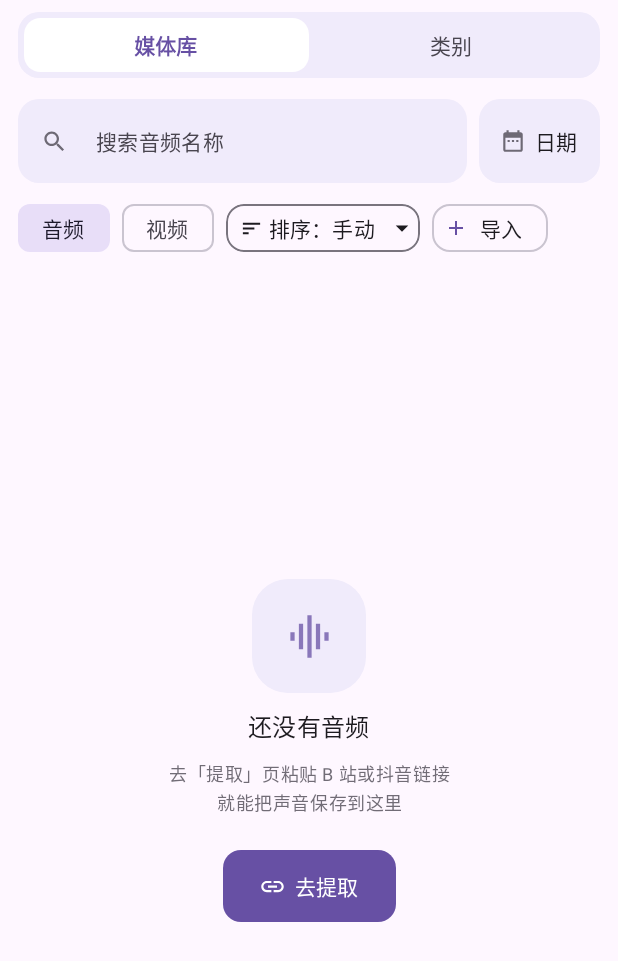
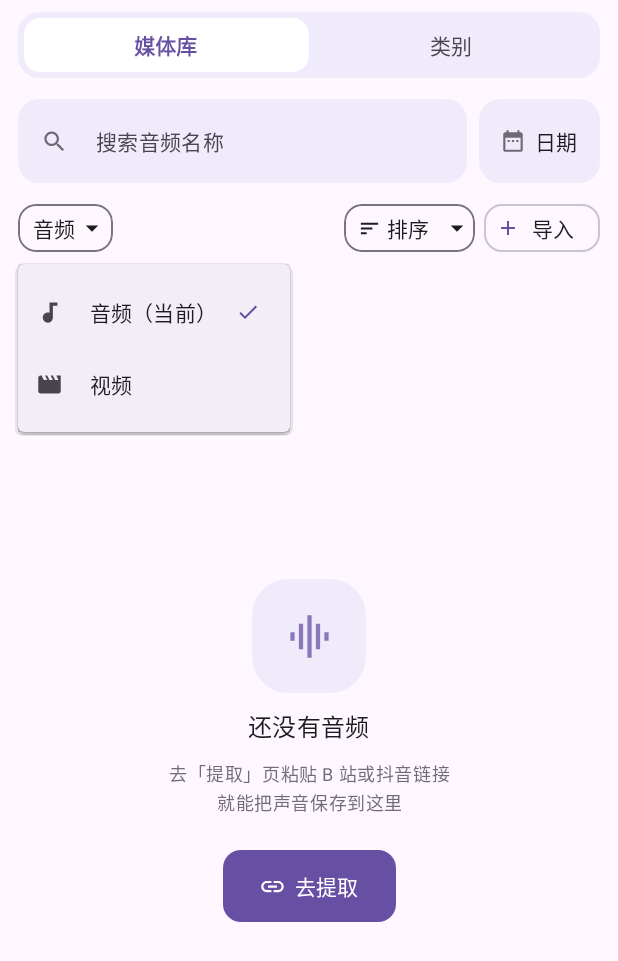
Before and after one commit to luckyrichor/GetMedia, an Android app built with Jetpack Compose: the composable LibraryScreenV2 shown on its own in the app's theme, after a tap on "音频", on a phone screen of 412 x 824 dp. Shown: the top 961 px of the screen. Run offline under Robolectric (Android 15) with nearby library versions, the phone set to English and light mode, and no system bars; our stand-ins replace Room's generated code; pictures from the network do not load; 8 statements that could not run were skipped.

Commit message:
媒体库工具栏改版 + 提示条可关闭（0.1.21 / versionCode 22）
工具栏
- 音频/视频两个 chip 合并成一个下拉按钮（KindPicker），按钮上只留当前类型 + 下拉箭头
- 一行布局改为「类型 …… 显示画面 · 排序 · 导入」：中间弹性空白把后三个推到右边，
  导入贴最右；切到视频只是在排序左侧多出「显示画面」，排序与导入的位置一个像素都不动
- 窄屏（<352dp）或字体 >120% 时退回 FlowRow 换行，避免「排序」被挤出屏幕
- 排序按钮文案收成「排序」，字段名在下拉里标「（当前）」，读屏仍读完整说法

提示条
- 新增 ui/components/NoticeBar.kt：深色圆角条 + 右上角 48dp 热区「×」，点掉立刻消失，
  不再等 2–4 秒自动消失挡画面；深色主题加细描边、自带 12dp 外边距
- 媒体库、提取页、批量提取页三处统一换用 NoticeHost

测试
- LibraryToolbarLayoutTest 按真机 384dp 断言：两种模式下排序/导入 bounds 逐值相同、
  三/四个控件同一行、显示画面在排序左侧、导入右边缘贴容器右边
- 新增 NoticeBarTest：点「×」后 currentSnackbarData 为 null；无回调时不画「×」；亮/暗截图

数字：free 359 / full 566 单测全过；lint 0 error 26 warning；
scan_leaks --all 通过；scan_forbidden heavy 扫 free 源码与 free APK 通过。

```diff
--- a/android/app/src/main/java/com/getmedia/app/ui/screen/ExtractScreen.kt
+++ b/android/app/src/main/java/com/getmedia/app/ui/screen/ExtractScreen.kt
@@ -38,6 +38,7 @@ import androidx.lifecycle.ViewModelProvider
 import androidx.lifecycle.viewModelScope
 import androidx.lifecycle.viewmodel.compose.viewModel
 import com.getmedia.app.data.local.MediaKind
+import com.getmedia.app.ui.components.NoticeHost
 import com.getmedia.app.data.local.TrackEntity
 import com.getmedia.app.data.repo.ErrorText
 import com.getmedia.app.data.repo.TrackRepository
@@ -235,7 +236,8 @@ fun ExtractScreen(prefill: String? = null, onSharedConsumed: () -> Unit = {}) {
 
     Scaffold(
         containerColor = Color.Transparent,
-        snackbarHost = { SnackbarHost(snackbar) },
+        // 提示条右上角带「×」：提取失败等原因不用等它自己消失。
+        snackbarHost = { NoticeHost(snackbar) },
     ) { padding ->
         Column(Modifier.fillMaxSize().padding(padding).verticalScroll(rememberScrollState()).padding(horizontal = 20.dp, vertical = 12.dp), verticalArrangement = Arrangement.spacedBy(12.dp)) {
             Text(
--- a/android/app/src/main/java/com/getmedia/app/ui/screen/LibraryScreenV2.kt
+++ b/android/app/src/main/java/com/getmedia/app/ui/screen/LibraryScreenV2.kt
@@ -36,6 +36,7 @@ import com.getmedia.app.ui.components.uiAccentContainer
 import com.getmedia.app.ui.components.uiCardColor
 import com.getmedia.app.ui.components.uiHairline
 import com.getmedia.app.ui.components.uiMuted
+import com.getmedia.app.ui.components.NoticeHost
 import androidx.compose.foundation.selection.selectable
 import androidx.compose.ui.semantics.Role
 import androidx.compose.ui.semantics.contentDescription
@@ -151,7 +152,10 @@ private fun SortChip(
     var menu by remember { mutableStateOf(false) }
     // 和旁边的「云端同步」「导入」保持同一套外观：透明底 + outline 描边 + 12dp 圆角 + 32dp 高。
     val shape = RoundedCornerShape(12.dp)
-    Box(Modifier.testTag(LibraryToolbarTags.SORT).heightIn(min = 48.dp)) {
+    Box(
+        Modifier.testTag(LibraryToolbarTags.SORT).heightIn(min = 48.dp)
+            .semantics { contentDescription = "排序方式：${field.label}" },
+    ) {
         // 视觉只有 32dp 高（和旁边 chip 齐平），但点击热区撑到 48dp：
         // 上下各 8dp 的透明区域也能点，满足触控目标，不靠"看起来大"。
         Row(
@@ -168,8 +172,11 @@ private fun SortChip(
                     tint = MaterialTheme.colorScheme.onSurface,
                 )
                 Spacer(Modifier.width(4.dp))
-                // 按钮上写明「排序：手动」，不再只写字段名 —— 单独一个「手动」看不出是干什么的。
-                Text("排序：" + field.label, style = MaterialTheme.typography.labelLarge)
+                // 按钮上只写「排序」两个字，不带当前字段：
+                // 视频模式下这一行还要放「显示画面」，带上「：手动」会多占约 35dp，
+                // 正好把最后的按钮挤到第二行；当前字段在下拉里标着「（当前）」，
+                // 读屏也会读出完整说法（见外层 contentDescription）。
+                Text("排序", style = MaterialTheme.typography.labelLarge)
                 if (field != SortField.MANUAL) {
                     Spacer(Modifier.width(2.dp))
                     Icon(
@@ -216,15 +223,77 @@ private fun SortChip(
 }
 
 /**
- * 媒体库顶部的操作条：定时状态 + 「音频/视频」+ 排序 + 导入。
+ * 「音频 / 视频」合并成一个下拉按钮：按钮上只显示当前类型，点开再选另一个。
+ *
+ * 原来是两个并排的 FilterChip，白占一块宽度；切到视频又多一个「显示画面」，
+ * 一行放不下就把「导入」挤到第二行。合成一个按钮后省下的宽度正好留给「显示画面」。
+ * 始终有一个类型被选中，不存在「都不选」的状态；点当前类型不做任何事。
+ */
+@Composable
+private fun KindPicker(kind: MediaKind, onPickKind: (MediaKind) -> Unit) {
+    var menu by remember { mutableStateOf(false) }
+    val shape = RoundedCornerShape(12.dp)
+    // 和排序、导入同一套外观：透明底 + outline 描边 + 12dp 圆角 + 32dp 高，点击热区撑到 48dp。
+    Box(
+        Modifier.testTag(LibraryToolbarTags.KIND).heightIn(min = 48.dp).clickable { menu = true },
+        contentAlignment = Alignment.Center,
+    ) {
+        Row(
+            Modifier.height(32.dp).clip(shape)
+                .border(1.dp, MaterialTheme.colorScheme.outline, shape)
+                .padding(start = 10.dp, end = 4.dp),
+            verticalAlignment = Alignment.CenterVertically,
+        ) {
+            // 不放类型图标：这一段宽度要留给「显示画面」，光 2 个字的文字 + 下拉箭头
+            // 已经足够说明这是个切换器（图标 15dp + 间距 4dp 正好是差的那一点）。
+            Text(kindLabel(kind), style = MaterialTheme.typography.labelLarge)
+            Icon(
+                Icons.Default.ArrowDropDown, "切换音频或视频", Modifier.size(20.dp),
+                tint = MaterialTheme.colorScheme.onSurface,
+            )
+        }
+        DropdownMenu(expanded = menu, onDismissRequest = { menu = false }) {
+            MediaKind.entries.forEach { k ->
+                DropdownMenuItem(
+                    modifier = Modifier.testTag(LibraryToolbarTags.kind(k)),
+                    text = { Text(if (k == kind) "${kindLabel(k)}（当前）" else kindLabel(k)) },
+                    leadingIcon = {
+                        Icon(
+                            if (k == MediaKind.AUDIO) Icons.Default.Audiotrack else Icons.Default.Movie,
+                            null, Modifier.size(18.dp),
+                        )
+                    },
+                    trailingIcon = {
+                        if (k == kind) {
+                            Icon(
+                                Icons.Default.Check, null, Modifier.size(16.dp),
+                                tint = MaterialTheme.colorScheme.primary,
+                            )
+                        }
+                    },
+                    onClick = {
+                        menu = false
+                        if (k != kind) onPickKind(k)
+                    },
+                )
+            }
+        }
+    }
+}
+
+private fun kindLabel(kind: MediaKind) = if (kind == MediaKind.AUDIO) "音频" else "视频"
+
+/**
+ * 媒体库顶部的操作条：定时状态 + 「音频/视频」下拉 + 排序 + 导入（视频模式再加「显示画面」）。
  *
  * 单独抽出来是为了能在 JVM 上做渲染回归（320dp 窄屏、字体 200%、横屏），
  * 不必挂整个页面（整页依赖 Room 与播放器单例）。
  *
  * 布局约束（回归用例守住）：
  * - 定时状态**不能**和排序挤在同一行抢宽度；
- * - 「音频/视频」「排序」「导入」放在同一行，宽度不够（窄屏 / 字体 200%）时**整块**换行，
- *   换行由 [FlowRow] 处理，不会把任何一个按钮挤成 0 宽；
+ * - 一行从左到右是「类型 …… 显示画面 · 排序 · 导入」，中间那段空白把后三个推到右边，
+ *   **导入贴最右**；这样切到视频只是多出「显示画面」，排序与导入的位置一个字都不动；
+ * - 宽度不够（窄屏 / 字体 200%）时退回 [FlowRow] 换行，不会把任何一个按钮挤成 0 宽；
  * - 排序控件在任何宽度与字体缩放下都要完整可见、可点击，触控区 ≥ 48dp。
  */
 @OptIn(ExperimentalLayoutApi::class)
@@ -275,63 +344,62 @@ internal fun LibraryToolbar(
                 ) { Text("取消") }
             }
         }
-        // 「音频/视频」+ 排序 + 导入：同一行的 FlowRow，宽度不够时整块换行。
-        // 类型筛选原来是独立一行、还带个「全部」，既浪费一行又把左边距撑没了；
-        // 现在只留音频/视频两个、始终选中一个，和排序、导入并进一行。
-        // 定时条的开关只影响上面那一行，这一行的可用宽度不变，所以不会跟着跳。
+        // 一行布局：类型在左，中间一段弹性空白，后面「显示画面 · 排序 · 导入」右对齐，导入贴最右。
+        // 顺序是刻意这样排的：切到视频只在空白段里多插一个「显示画面」，
+        // 排序和导入因为是从右边算起，位置与音频模式完全一样，不抖也不换行。
+        BoxWithConstraints(Modifier.fillMaxWidth().testTag(LibraryToolbarTags.ROOT)) {
+            // 窄屏或大字体：四个控件按自然宽度加起来放不下，退回换行。
+            // 宁可多占一行，也不能把「排序」挤出屏幕（320dp + 字体 200% 是历史的真实故障）。
+            val stacked = maxWidth < 352.dp || LocalDensity.current.fontScale > 1.2f
+            val gap = 6.dp
+            if (stacked) {
                 FlowRow(
-            Modifier.fillMaxWidth().testTag(LibraryToolbarTags.ROOT),
-            horizontalArrangement = Arrangement.spacedBy(8.dp),
+                    Modifier.fillMaxWidth(),
+                    horizontalArrangement = Arrangement.spacedBy(gap),
                     verticalArrangement = Arrangement.spacedBy(4.dp),
                 ) {
-            // 二选一，点已选中的那个也不会取消 —— 没有「都不选」的状态。
-            MediaKind.entries.forEach { k ->
-                Box(Modifier.heightIn(min = 48.dp), contentAlignment = Alignment.Center) {
-                    FilterChip(
-                        selected = kind == k,
-                        onClick = { onPickKind(k) },
-                        label = {
-                            Text(
-                                if (k == MediaKind.AUDIO) "音频" else "视频",
-                                style = MaterialTheme.typography.labelLarge,
-                            )
-                        },
-                        modifier = Modifier.testTag(LibraryToolbarTags.kind(k)),
-                    )
-                }
-            }
-            // 视频 tab 专属：显示 / 不显示画面的全局开关。关掉后只出声不出画面。
+                    KindPicker(kind = kind, onPickKind = onPickKind)
                     if (kind == MediaKind.VIDEO) {
-                Box(Modifier.heightIn(min = 48.dp), contentAlignment = Alignment.Center) {
-                    FilterChip(
-                        selected = !videoDisplayEnabled,
-                        onClick = onToggleVideoDisplay,
-                        label = {
-                            Text(
-                                if (videoDisplayEnabled) "显示画面" else "不显示画面",
-                                style = MaterialTheme.typography.labelLarge,
-                            )
-                        },
-                        leadingIcon = {
-                            Icon(
-                                if (videoDisplayEnabled) Icons.Default.Visibility else Icons.Default.VisibilityOff,
-                                null,
-                                Modifier.size(16.dp),
-                            )
-                        },
-                        modifier = Modifier.testTag(LibraryToolbarTags.VIDEO_DISPLAY),
-                    )
-                }
-            }
-            // 排序：主体点一下翻转正/倒序，右侧小箭头点开字段下拉（手动才能长按拖动）。
+                        VideoDisplayChip(enabled = videoDisplayEnabled, onToggle = onToggleVideoDisplay)
+                    }
                     SortChip(
                         field = sortField,
                         ascending = sortAsc,
                         onToggleDirection = onToggleDirection,
                         onPickField = onPickField,
                     )
-            // 导入本地媒体：把系统文件选择器里选中的音频或视频复制进库。
-            // 外面包一层 48dp 高的盒子，和排序控件同高、居中对齐（FlowRow 行内没有 itemVerticalAlignment）。
+                    ImportChip(importing = importing, onImport = onImport)
+                }
+            } else {
+                Row(
+                    Modifier.fillMaxWidth(),
+                    horizontalArrangement = Arrangement.spacedBy(gap),
+                    verticalAlignment = Alignment.CenterVertically,
+                ) {
+                    KindPicker(kind = kind, onPickKind = onPickKind)
+                    // 弹性空白：吃掉中间所有余量，把后面三个推到右边；音频模式下这一段更长，
+                    // 排序/导入的横向位置不变。
+                    Spacer(Modifier.weight(1f))
+                    if (kind == MediaKind.VIDEO) {
+                        VideoDisplayChip(enabled = videoDisplayEnabled, onToggle = onToggleVideoDisplay)
+                    }
+                    SortChip(
+                        field = sortField,
+                        ascending = sortAsc,
+                        onToggleDirection = onToggleDirection,
+                        onPickField = onPickField,
+                    )
+                    ImportChip(importing = importing, onImport = onImport)
+                }
+            }
+        }
+    }
+}
+
+/** 导入本地媒体：把系统文件选择器里选中的音频或视频复制进库。 */
+@Composable
+private fun ImportChip(importing: Boolean, onImport: () -> Unit) {
+    // 外面包一层 48dp 高的盒子，和排序控件同高、居中对齐。
     Box(Modifier.heightIn(min = 48.dp), contentAlignment = Alignment.Center) {
         AssistChip(
             onClick = onImport,
@@ -343,6 +411,24 @@ internal fun LibraryToolbar(
         )
     }
 }
+
+/** 视频模式专属：显示 / 不显示画面的全局开关。关掉后只出声不出画面。 */
+@Composable
+private fun VideoDisplayChip(enabled: Boolean, onToggle: () -> Unit) {
+    Box(Modifier.heightIn(min = 48.dp), contentAlignment = Alignment.Center) {
+        FilterChip(
+            selected = !enabled,
+            onClick = onToggle,
+            label = {
+                Text(
+                    if (enabled) "显示画面" else "不显示画面",
+                    style = MaterialTheme.typography.labelLarge,
+                )
+            },
+            // 不放眼睛图标：图标 + 间距要占 26dp，384dp 宽的一行里正是差这一点。
+            // 文案「显示画面 / 不显示画面」本身已经说得很清楚。
+            modifier = Modifier.testTag(LibraryToolbarTags.VIDEO_DISPLAY),
+        )
     }
 }
 
@@ -353,8 +439,10 @@ internal object LibraryToolbarTags {
     const val SORT = "library-sort"
     const val SORT_MENU = "library-sort-menu"
     const val IMPORT = "library-import"
+    const val KIND = "library-kind"
     const val VIDEO_DISPLAY = "library-video-display"
-    fun kind(kind: MediaKind): String = "library-kind-${kind.name}"
+    /** 类型下拉里的选项（音频 / 视频）。 */
+    fun kind(kind: MediaKind): String = "library-kind-option-${kind.name}"
     fun option(field: SortField): String = "sort-option-${field.name}"
 }
 
@@ -494,7 +582,8 @@ fun LibraryScreenV2(openCategories: Boolean = false, onGoExtract: () -> Unit = {
     }
     Scaffold(
         containerColor = Color.Transparent,
-        snackbarHost = { SnackbarHost(snackbar) },
+        // 提示条右上角带「×」，排序 / 显示画面的提示不用等它自己消失。
+        snackbarHost = { NoticeHost(snackbar) },
     ) { padding ->
         Column(Modifier.fillMaxSize().padding(padding)) {
             Row(Modifier.fillMaxWidth().padding(horizontal = 12.dp, vertical = 8.dp)
```
Also changed, not shown: android/app/build.gradle.kts (+4 -4 lines), android/app/src/main/java/com/getmedia/app/ui/components/NoticeBar.kt (added, +103 -0 lines), 4 other files. Lines whose indentation alone changed are shown as unchanged.
